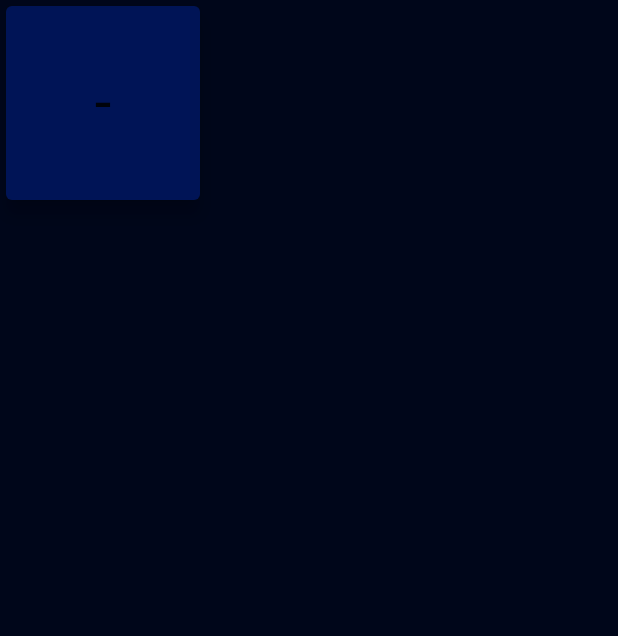
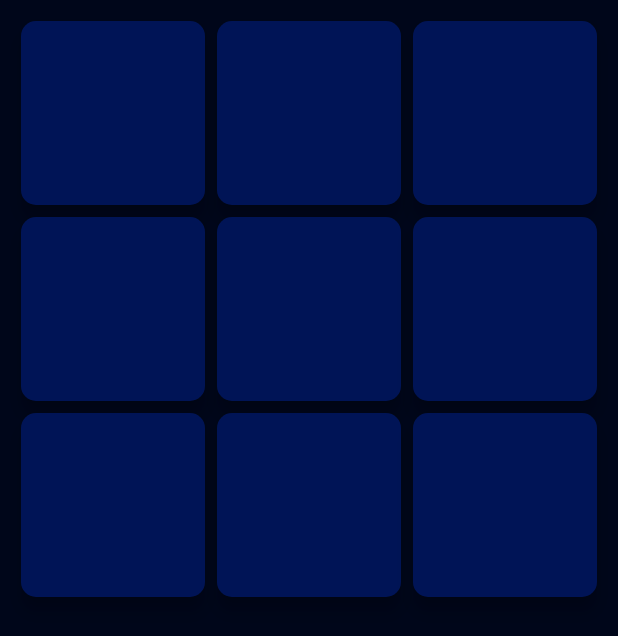
Before and after one commit to hecmorr/TicTacToe, a Flutter app: the screen it shows after launch, on a phone screen of 412 x 824 dp. Shown: the top 636 px of the screen. Run offline on Flutter 3.47's test engine with Material 2 defaults, Android fonts, the phone set to English and light mode, and no system bars; our stand-ins replace bloc, equatable, flutter_bloc.

```diff
--- a/lib/tic_tac_toe/view/tic_tac_toe_page.dart
+++ b/lib/tic_tac_toe/view/tic_tac_toe_page.dart
@@ -38,23 +38,63 @@ class Board extends StatelessWidget {
 
   @override
   Widget build(BuildContext context) {
-    return GridView.count(
+    return BlocBuilder<TicTacToeBloc, TicTacToeState>(
+      builder: (context, state) {
+        return AbsorbPointer(
+          absorbing: state.status != GameStatus.playing,
+          child: Container(
+            margin: const EdgeInsets.all(10),
+
+            ///Widget that builds the Board
+            child: GridView.count(
+              physics: const ClampingScrollPhysics(),
               crossAxisCount: 3,
-      physics: const ClampingScrollPhysics(),
               children: [
-        Card(
+                ///For that evaluates the value of each cell
+                for (var i = 0; i < state.board.length; i++)
+                  Builder(
+                    builder: (context) {
+                      final value = state.board[i];
+                      final isX = value < 0;
+                      final isO = value > 0;
+                      final text = () {
+                        if (isX) {
+                          return 'X';
+                        }
+                        if (isO) return 'O';
+                        return ' ';
+                      }();
+
+                      /// Widget that represents every cell
+                      return Card(
+                        shape: RoundedRectangleBorder(
+                            borderRadius: BorderRadius.circular(10)),
                         color: MainColor.secondaryColor,
                         elevation: 5,
-          child: const InkWell(
+                        child: InkWell(
+                          onTap: () {
+                            context.read<TicTacToeBloc>().add(
+                                  TicTacToeCellClicked(i),
+                                );
+                          },
                           child: Center(
                             child: Text(
-                ' - ',
-                style: TextStyle(fontSize: 40),
+                              text,
+                              style: TextStyle(
+                                color: isX ? MainColor.x : MainColor.o,
+                                fontSize: 40,
                               ),
                             ),
                           ),
                         ),
+                      );
+                    },
+                  ),
               ],
+            ),
+          ),
+        );
+      },
     );
   }
 }
```
Lines whose indentation alone changed are shown as unchanged.
